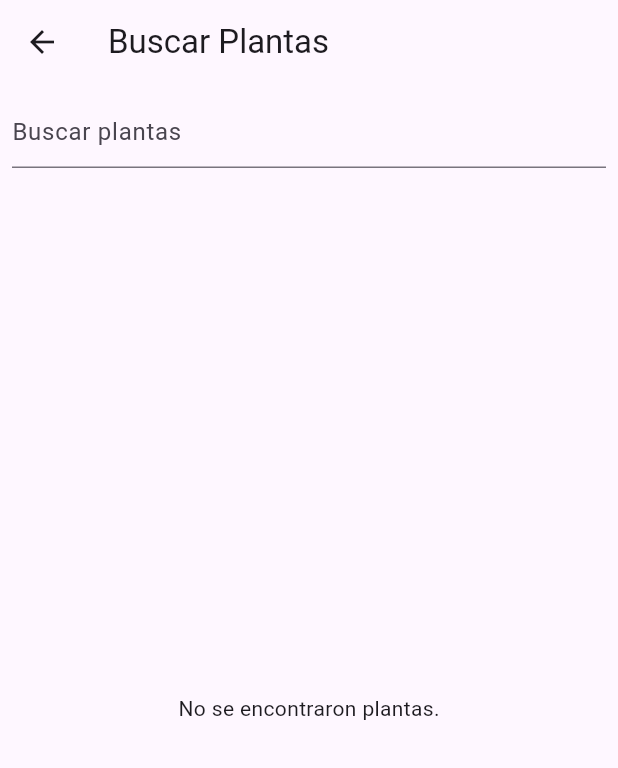
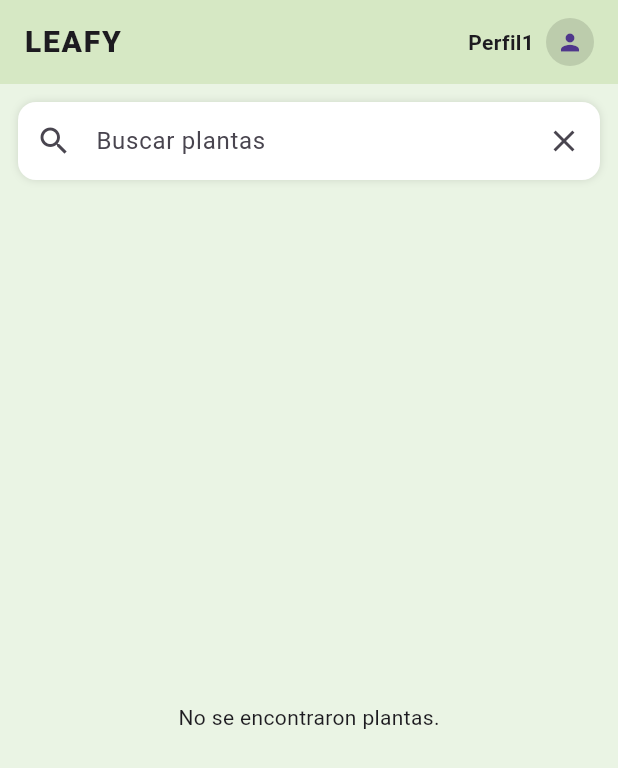
Before and after one commit to mrami8/leafy_app_flutter, a Flutter app: the SearchScreen screen opened directly, on a phone screen of 412 x 824 dp. Shown: the top 768 px of the screen. Run offline on Flutter 3.47's test engine with Material 3 defaults, Android fonts, the phone set to English and light mode, and no system bars; our stand-ins replace image_picker, supabase_flutter, table_calendar; accounts and stored records are empty.

Commit message:
stetic search plants v1

```diff
--- a/lib/screens/search_screen.dart
+++ b/lib/screens/search_screen.dart
@@ -9,36 +9,94 @@ class SearchScreen extends StatelessWidget {
   @override
   Widget build(BuildContext context) {
     return Scaffold(
-      resizeToAvoidBottomInset: true,
-      appBar: AppBar(title: Text('Buscar Plantas')),
+      backgroundColor: const Color(0xFFEAF4E4), // Fondo verde claro
       body: SafeArea(
         child: Column(
           children: [
+            // Header superior similar al diseño mostrado
+            Container(
+              color: const Color(0xFFD6E8C4),
+              padding: const EdgeInsets.symmetric(horizontal: 16, vertical: 12),
+              child: Row(
+                mainAxisAlignment: MainAxisAlignment.spaceBetween,
+                children: [
+                  const Text(
+                    "LEAFY",
+                    style: TextStyle(
+                      fontWeight: FontWeight.w800,
+                      fontSize: 20,
+                      letterSpacing: 1.2,
+                    ),
+                  ),
+                  Row(
+                    children: [
+                      const Text(
+                        "Perfil1",
+                        style: TextStyle(fontWeight: FontWeight.w600),
+                      ),
+                      const SizedBox(width: 8),
+                      const CircleAvatar(
+                        radius: 16,
+                        backgroundColor: Colors.black12,
+                        child: Icon(Icons.person, size: 18),
+                      )
+                    ],
+                  )
+                ],
+              ),
+            ),
+
+            // Barra de búsqueda
             Padding(
-              padding: const EdgeInsets.all(8.0),
+              padding: const EdgeInsets.all(12.0),
+              child: Container(
+                decoration: BoxDecoration(
+                  color: Colors.white,
+                  borderRadius: BorderRadius.circular(12),
+                  boxShadow: [BoxShadow(color: Colors.black12, blurRadius: 4)],
+                ),
                 child: TextField(
-                decoration: InputDecoration(hintText: 'Buscar plantas'),
                   onChanged: (query) {
                     Provider.of<PlantSearchProvider>(
                       context,
                       listen: false,
                     ).searchPlants(query);
                   },
+                  decoration: InputDecoration(
+                    prefixIcon: Icon(Icons.search),
+                    suffixIcon: IconButton(
+                      icon: Icon(Icons.close),
+                      onPressed: () {
+                        Provider.of<PlantSearchProvider>(
+                          context,
+                          listen: false,
+                        ).searchPlants('');
+                      },
+                    ),
+                    hintText: 'Buscar plantas',
+                    border: InputBorder.none,
+                    contentPadding: EdgeInsets.symmetric(vertical: 14),
                   ),
                 ),
+              ),
+            ),
+
+            // Resultados
             Expanded(
               child: Consumer<PlantSearchProvider>(
                 builder: (context, provider, _) {
                   if (provider.plants.isEmpty) {
-                    return Center(child: Text('No se encontraron plantas.'));
+                    return const Center(
+                      child: Text('No se encontraron plantas.'),
+                    );
                   }
                   return GridView.builder(
-                    padding: const EdgeInsets.all(8.0),
-                    gridDelegate: SliverGridDelegateWithFixedCrossAxisCount(
+                    padding: const EdgeInsets.symmetric(horizontal: 12),
+                    gridDelegate: const SliverGridDelegateWithFixedCrossAxisCount(
                       crossAxisCount: 2,
-                      crossAxisSpacing: 6.0,
-                      mainAxisSpacing: 6.0,
-                      childAspectRatio: 1.2,
+                      crossAxisSpacing: 12.0,
+                      mainAxisSpacing: 12.0,
+                      childAspectRatio: 0.75,
                     ),
                     itemCount: provider.plants.length,
                     itemBuilder: (context, index) {
@@ -48,30 +106,26 @@ class SearchScreen extends StatelessWidget {
                           Navigator.push(
                             context,
                             MaterialPageRoute(
-                              builder:
-                                  (context) => PlantDetailScreen(plant: plant),
+                              builder: (context) =>
+                                  PlantDetailScreen(plant: plant),
                             ),
                           );
                         },
                         child: Card(
                           shape: RoundedRectangleBorder(
-                            borderRadius: BorderRadius.circular(8),
+                            borderRadius: BorderRadius.circular(12),
                           ),
                           elevation: 2,
                           margin: EdgeInsets.zero,
-                          child: SizedBox(
-                            width: 150,
-                            height: 230,
                           child: Column(
-                              mainAxisSize: MainAxisSize.min,
+                            crossAxisAlignment: CrossAxisAlignment.stretch,
                             children: [
                               ClipRRect(
-                                  borderRadius: BorderRadius.vertical(
-                                    top: Radius.circular(8),
+                                borderRadius: const BorderRadius.vertical(
+                                  top: Radius.circular(12),
                                 ),
                                 child: Container(
                                   height: 120,
-                                    width: double.infinity,
                                   color: Colors.grey[200],
                                   child: Image.network(
                                     plant.imagenPrincipal,
@@ -81,7 +135,7 @@ class SearchScreen extends StatelessWidget {
                                       error,
                                       stackTrace,
                                     ) {
-                                        return Icon(
+                                      return const Icon(
                                         Icons.broken_image,
                                         size: 50,
                                         color: Colors.grey,
@@ -91,15 +145,16 @@ class SearchScreen extends StatelessWidget {
                                 ),
                               ),
                               Padding(
-                                  padding: const EdgeInsets.all(4.0),
+                                padding: const EdgeInsets.all(6.0),
                                 child: Column(
+                                  crossAxisAlignment: CrossAxisAlignment.center,
                                   children: [
                                     if (plant.nombre.trim().isNotEmpty)
                                       Text(
                                         plant.nombre,
-                                          style: TextStyle(
+                                        style: const TextStyle(
                                           fontWeight: FontWeight.bold,
-                                            fontSize: 12,
+                                          fontSize: 13,
                                         ),
                                         maxLines: 1,
                                         overflow: TextOverflow.ellipsis,
@@ -111,7 +166,7 @@ class SearchScreen extends StatelessWidget {
                                       Text(
                                         plant.nombreCientifico,
                                         style: TextStyle(
-                                            fontSize: 10,
+                                          fontSize: 11,
                                           color: Colors.grey[600],
                                         ),
                                         maxLines: 1,
@@ -122,7 +177,6 @@ class SearchScreen extends StatelessWidget {
                                 ),
                               ),
                             ],
-                            ),
                           ),
                         ),
                       );
```
Lines whose indentation alone changed are shown as unchanged.
